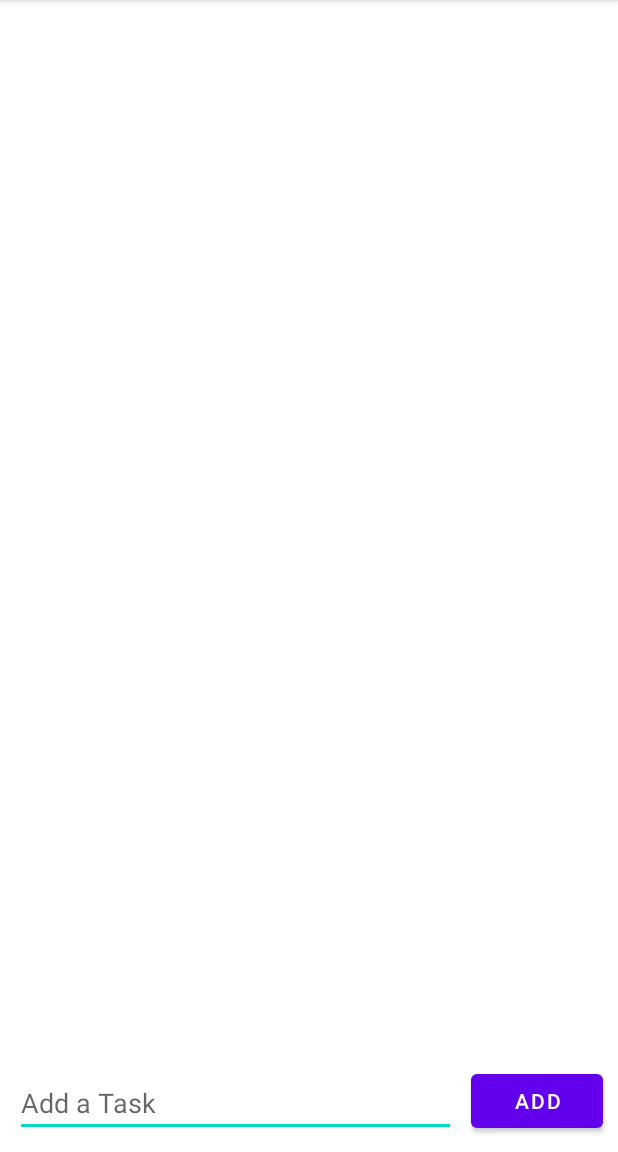
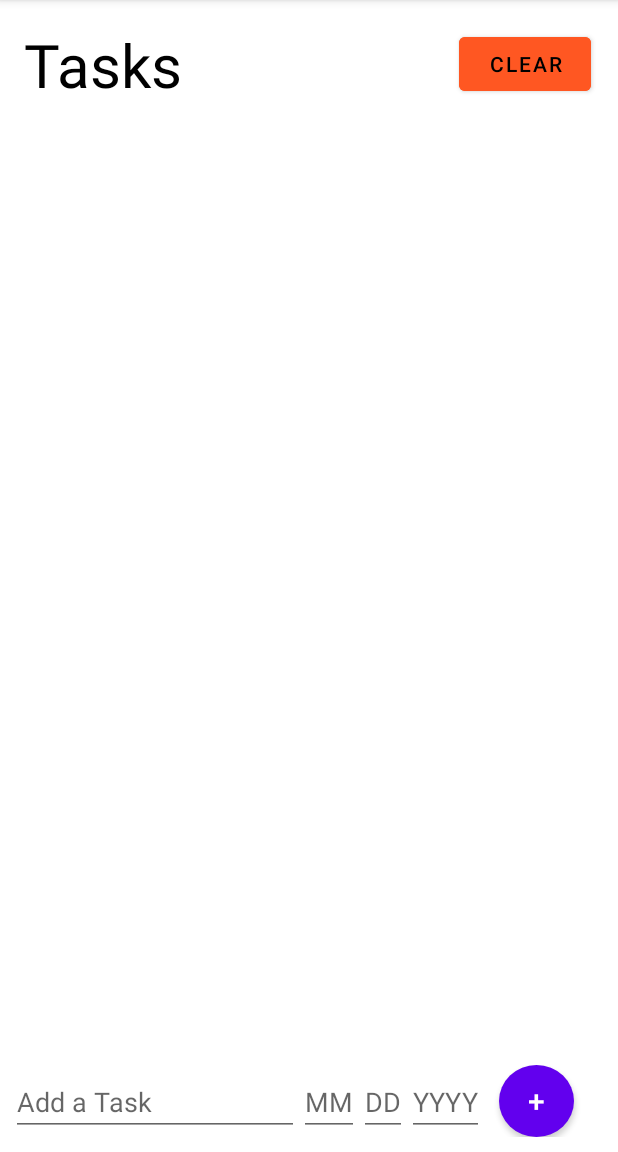
Before and after one commit to longjichen1/codepath_android_prework, an Android app: the screen it shows after launch (MainActivity), on a phone screen of 412 x 824 dp, the part 84-1236 px from its top. Run offline under Robolectric (Android 15) with nearby library versions, the phone set to English and light mode, and no system bars.

Commit message:
added extra functionally and custom adapter, troubleshoot reading and writing classes to files

```diff
--- a/app/build.gradle
+++ b/app/build.gradle
@@ -1,6 +1,7 @@
 plugins {
     id 'com.android.application'
     id 'org.jetbrains.kotlin.android'
+    id 'kotlin-android-extensions'
 }
 
 android {
--- a/app/src/main/java/com/example/todoapp/MainActivity.kt
+++ b/app/src/main/java/com/example/todoapp/MainActivity.kt
@@ -16,18 +16,29 @@ class MainActivity : AppCompatActivity() {
 
     var listOfTasks = mutableListOf<String>()
     lateinit var adapter: TaskItemAdapter
+
+    var listOfCards = mutableListOf<TaskCard>()
+    lateinit var adapter2: TaskCardAdapter
+
     override fun onCreate(savedInstanceState: Bundle?) {
         loadItems()
         super.onCreate(savedInstanceState)
         setContentView(R.layout.activity_main)
 
-        val onLongClickListener = object : TaskItemAdapter.OnLongClickListener {
-            override fun onItemLongClicked(position: Int) {
+        val onLongClickListener2 = object : TaskCardAdapter.OnLongClickListener {
+            override fun onCardLongClicked(position: Int) {
+                // Edit card
+                saveItems()
+            }
+        }
+
+        val onDeleteListener = object : TaskCardAdapter.OnDeleteListener {
+            override fun onCardLongClicked(position: Int) {
                 // 1. Remove item from list
-                listOfTasks.removeAt(position)
+                listOfCards.removeAt(position)
 
                 // 2. Notify adapter
-                adapter.notifyDataSetChanged()
+                adapter2.notifyDataSetChanged()
 
                 // 3. Save File
                 saveItems()
@@ -37,29 +48,47 @@ class MainActivity : AppCompatActivity() {
         // Look up recyclerView in layout
         val recyclerView = findViewById<RecyclerView>(R.id.recyclerView)
         // Create adapter passing in the sample user data
-        adapter = TaskItemAdapter(listOfTasks, onLongClickListener)
-
-        recyclerView.adapter = adapter
+        adapter2 = TaskCardAdapter(listOfCards, onLongClickListener2, onDeleteListener)
+        recyclerView.adapter = adapter2
         recyclerView.layoutManager = LinearLayoutManager(this)
 
         // Set up input field
         val inputTextField = findViewById<EditText>(R.id.addTaskField)
+        val inputMonth = findViewById<EditText>(R.id.editTextMonth)
+        val inputDay= findViewById<EditText>(R.id.editTextDate)
+        val inputYear = findViewById<EditText>(R.id.editTextYear)
 
-        findViewById<Button>(R.id.button).setOnClickListener {
+        // Clear All Tasks
+        findViewById<Button>(R.id.clearTasks).setOnClickListener{
+//            listOfTasks.clear()
+//            adapter.notifyDataSetChanged()
+            listOfCards.clear()
+            adapter2.notifyDataSetChanged()
+        }
+
+        // Adds Data
+        findViewById<Button>(R.id.addContent).setOnClickListener {
             // 1. Grab text inputted into @id/addTaskField
             val userInputtedTask = inputTextField.text.toString()
-
+            if (userInputtedTask.isNotEmpty() && (inputMonth.text.toString().toIntOrNull()?:-1 != -1
+                        || inputMonth.text.toString().isEmpty())){
+                val card = TaskCard(userInputtedTask, inputDay.text.toString().toIntOrNull()?:-1,
+                    inputMonth.text.toString().toIntOrNull()?:-1,
+                    inputYear.text.toString().toIntOrNull()?:-1);
                 // 2. Add the string to our list of tasks: listofTasks
                 listOfTasks.add(userInputtedTask)
-
+                listOfCards.add(card)
                 // Notify Adapter
-            adapter.notifyItemInserted(listOfTasks.size-1)
-
+//            adapter.notifyItemInserted(listOfTasks.size-1)
+                adapter2.notifyItemInserted(listOfCards.size-1)
                 // 3. Reset text field
                 inputTextField.setText("")
-
+                inputDay.setText("")
+                inputMonth.setText("")
+                inputYear.setText("")
                 // 4. Save File
                 saveItems()
+            }
         }
     }
     // Save data that user inputted
@@ -76,6 +105,7 @@ class MainActivity : AppCompatActivity() {
     fun loadItems() {
         try{
             listOfTasks = FileUtils.readLines(getDataFile(), Charset.defaultCharset())
+            getDataFile().forEachLine{println(it)}
         } catch (ioException: IOException){
             ioException.printStackTrace()
         }
@@ -84,7 +114,8 @@ class MainActivity : AppCompatActivity() {
     // Save items by writing them into our data file
     fun saveItems() {
         try{
-            FileUtils.writeLines(getDataFile(), listOfTasks)
+            FileUtils.writeLines(getDataFile(), listOfCards)
+            getDataFile().forEachLine{println(it)}
         } catch (ioException: IOException){
             ioException.printStackTrace()
         }
--- /dev/null
+++ b/app/src/main/java/com/example/todoapp/TaskCard.kt
@@ -0,0 +1,6 @@
+package com.example.todoapp
+
+class TaskCard (val task: String, val day: Int, val month: Int, val year: Int){
+
+
+}
--- a/app/src/main/java/com/example/todoapp/TaskItemAdapter.kt
+++ b/app/src/main/java/com/example/todoapp/TaskItemAdapter.kt
@@ -1,5 +1,4 @@
 package com.example.todoapp
-import android.util.Log
 import android.view.LayoutInflater
 import android.view.View
 import android.view.ViewGroup
@@ -18,7 +17,7 @@ class TaskItemAdapter (val listOfItems : List<String>,
         val context = parent.context;
         val inflater = LayoutInflater.from(context)
         //inflate the custom layout
-        val contactView = inflater.inflate(android.R.layout.simple_list_item_1, parent, false)
+        val contactView = inflater.inflate(android.R.layout.simple_list_item_2, parent, false)
         //return a new holder instance
         return ViewHolder(contactView);
     }
--- /dev/null
+++ b/app/src/main/res/drawable/round_button.xml
@@ -0,0 +1,13 @@
+<?xml version="1.0" encoding="utf-8"?>
+<selector xmlns:android="http://schemas.android.com/apk/res/android">
+    <item android:state_pressed="false">
+        <shape android:shape="oval">
+            <solid android:color="#fa09ad"/>
+        </shape>
+    </item>
+    <item android:state_pressed="true">
+        <shape android:shape="oval">
+            <solid android:color="#c20586"/>
+        </shape>
+    </item>
+</selector>
--- a/app/src/main/res/layout/activity_main.xml
+++ b/app/src/main/res/layout/activity_main.xml
@@ -1,34 +1,51 @@
 <?xml version="1.0" encoding="utf-8"?>
-<androidx.constraintlayout.widget.ConstraintLayout xmlns:android="http://schemas.android.com/apk/res/android"
+<LinearLayout xmlns:android="http://schemas.android.com/apk/res/android"
     xmlns:app="http://schemas.android.com/apk/res-auto"
     xmlns:tools="http://schemas.android.com/tools"
     android:layout_width="match_parent"
     android:layout_height="match_parent"
+    android:orientation="vertical"
+    android:background="@color/white"
     tools:context=".MainActivity">
 
+    <LinearLayout
+        android:layout_width="match_parent"
+        android:layout_height="wrap_content"
+        android:layout_margin="8dp"
+        android:gravity="center"
+        android:orientation="horizontal">
+
+        <TextView
+            android:layout_width="match_parent"
+            android:layout_height="wrap_content"
+            android:layout_weight="1"
+            android:layout_margin="8dp"
+            android:text="Tasks"
+            android:textColor="@color/black"
+            android:textSize="40sp" />
+
         <Button
-        android:id="@+id/button"
+            android:id="@+id/clearTasks"
             android:layout_width="wrap_content"
             android:layout_height="wrap_content"
             android:layout_margin="10dp"
-        android:text="Add"
-        app:layout_constraintBottom_toBottomOf="parent"
-        app:layout_constraintEnd_toEndOf="parent" />
+            android:textFontWeight="900"
+            android:textSize="14sp"
+            android:backgroundTint="#FF5722"
+            android:text="Clear"
+            android:textColor="@color/black" />
 
-    <EditText
-        android:id="@+id/addTaskField"
-        android:layout_width="0dp"
-        android:layout_height="wrap_content"
-        android:layout_margin="10dp"
-        android:hint="Add a Task"
-        app:layout_constraintBottom_toBottomOf="parent"
-        app:layout_constraintEnd_toStartOf="@+id/button"
-        app:layout_constraintStart_toStartOf="parent" />
+    </LinearLayout>
+
+    <FrameLayout
+        android:layout_width="match_parent"
+        android:layout_height="match_parent">
 
         <androidx.recyclerview.widget.RecyclerView
             android:id="@+id/recyclerView"
             android:layout_width="match_parent"
-        android:layout_height="0dp"
+            android:layout_height="match_parent"
+
             app:layout_constraintBottom_toTopOf="@+id/addTaskField"
             app:layout_constraintEnd_toEndOf="parent"
             app:layout_constraintHorizontal_bias="0.0"
@@ -36,4 +53,57 @@
             app:layout_constraintTop_toTopOf="parent"
             app:layout_constraintVertical_bias="1.0" />
 
-</androidx.constraintlayout.widget.ConstraintLayout>
+        <LinearLayout
+            android:layout_width="wrap_content"
+            android:layout_gravity="bottom"
+            android:layout_marginBottom="10dp"
+            android:layout_height="wrap_content">
+
+            <EditText
+                android:id="@+id/addTaskField"
+                android:layout_width="wrap_content"
+                android:layout_height="wrap_content"
+                android:layout_marginLeft="7dp"
+                android:ems="9"
+                android:layout_gravity="bottom"
+                android:inputType="textPersonName"
+                android:hint="Add a Task" />
+
+            <EditText
+                android:id="@+id/editTextMonth"
+                android:layout_width="wrap_content"
+                android:layout_height="wrap_content"
+                android:hint="MM"
+                android:layout_gravity="bottom"
+                android:inputType="date" />
+            <EditText
+                android:id="@+id/editTextDate"
+                android:layout_width="wrap_content"
+                android:layout_height="wrap_content"
+                android:hint="DD"
+                android:layout_gravity="bottom"
+                android:inputType="date" />
+            <EditText
+                android:id="@+id/editTextYear"
+                android:layout_width="wrap_content"
+                android:layout_height="wrap_content"
+                android:layout_marginEnd="10dp"
+                android:hint="YYYY"
+                android:layout_gravity="bottom"
+                android:inputType="date" />
+            <Button
+                android:id="@+id/addContent"
+                android:layout_width="50dp"
+                android:layout_height="wrap_content"
+                android:layout_marginEnd="10dp"
+                android:textSize="20sp"
+                android:layout_gravity="bottom"
+                android:background="@drawable/round_button"
+                android:inputType="textPersonName"
+                android:text="+" />
+
+        </LinearLayout>
+
+    </FrameLayout>
+
+</LinearLayout>
```
Also changed, not shown: app/src/main/java/com/example/todoapp/TaskCardAdapter.kt (added, +67 -0 lines), app/src/main/res/drawable/red_button.xml (added, +13 -0 lines), app/src/main/res/layout/layout_taskcard.xml (added, +58 -0 lines). Lines whose indentation alone changed are shown as unchanged.
